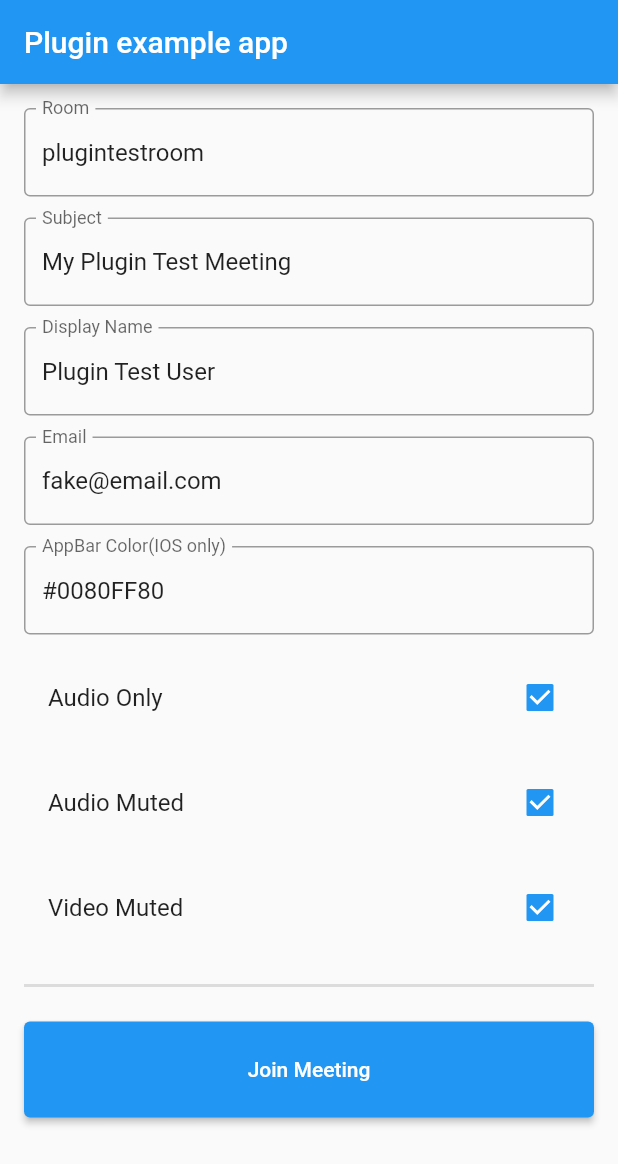
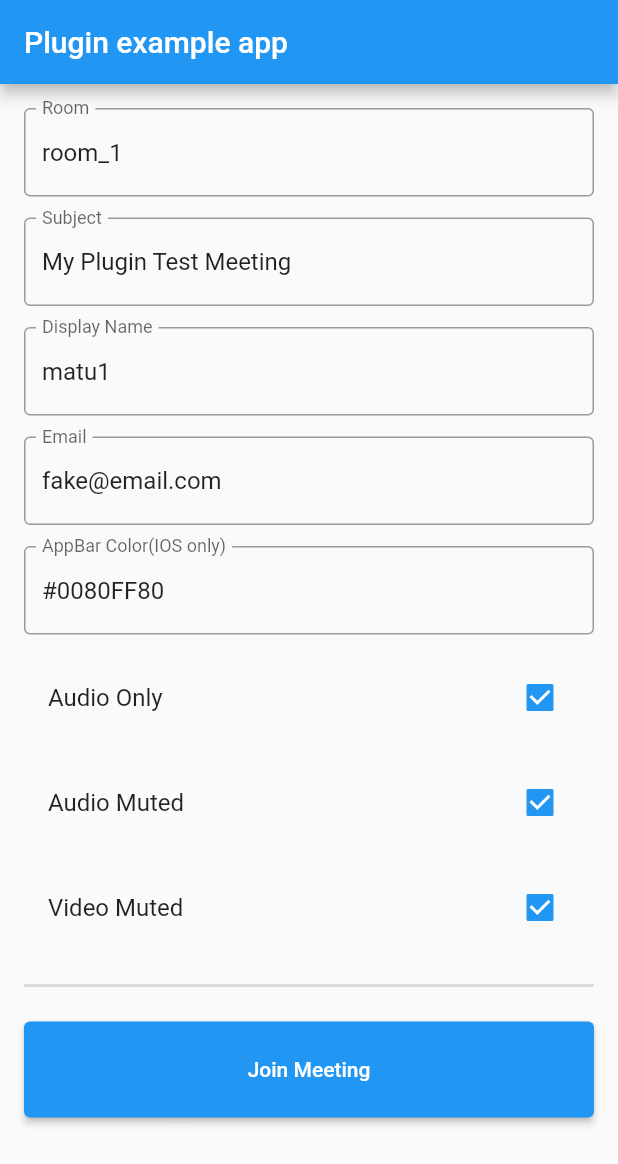
Before and after one commit to CoMatu/jitsi_test_app, a Flutter app: the screen it shows after launch, on a phone screen of 412 x 824 dp. Shown: the top 1164 px of the screen. Run offline on Flutter 3.47's test engine with Material 2 defaults, Android fonts, the light colour scheme and no system bars; missing offline and left inert: jitsi_meet.

Commit message:
в работе

```diff
--- a/lib/video_call_page.dart
+++ b/lib/video_call_page.dart
@@ -27,9 +27,9 @@ class Meeting extends StatefulWidget {
 
 class _MeetingState extends State<Meeting> {
   final serverText = TextEditingController();
-  final roomText = TextEditingController(text: "plugintestroom");
+  final roomText = TextEditingController(text: "room_1");
   final subjectText = TextEditingController(text: "My Plugin Test Meeting");
-  final nameText = TextEditingController(text: "Plugin Test User");
+  final nameText = TextEditingController(text: "matu1");
   final emailText = TextEditingController(text: "fake@email.com");
   final iosAppBarRGBAColor =
       TextEditingController(text: "#0080FF80"); //transparent blue
@@ -83,7 +83,7 @@ class _MeetingState extends State<Meeting> {
                                 width: width * 0.60 * 0.70,
                                 height: width * 0.60 * 0.70,
                                 child: JitsiMeetConferencing(
-                                  extraJS: [
+                                  extraJS: const [
                                     // extraJs setup example
                                     '<script>function echo(){console.log("echo!!!")};</script>',
                                     '<script src="https://code.jquery.com/jquery-3.5.1.slim.js" integrity="sha256-DrT5NfxfbHvMHux31Lkhxg42LY6of8TaYyK50jnxRnM=" crossorigin="anonymous"></script>'
@@ -103,7 +103,7 @@ class _MeetingState extends State<Meeting> {
     return SingleChildScrollView(
       child: Column(
         children: <Widget>[
-          SizedBox(
+          const SizedBox(
             height: 16.0,
           ),
           /*  TextField(
@@ -118,76 +118,76 @@ class _MeetingState extends State<Meeting> {
           ), */
           TextField(
             controller: roomText,
-            decoration: InputDecoration(
-              border: OutlineInputBorder(),
+            decoration: const InputDecoration(
+              border: const OutlineInputBorder(),
               labelText: "Room",
             ),
           ),
-          SizedBox(
+          const SizedBox(
             height: 14.0,
           ),
           TextField(
             controller: subjectText,
-            decoration: InputDecoration(
+            decoration: const InputDecoration(
               border: OutlineInputBorder(),
               labelText: "Subject",
             ),
           ),
-          SizedBox(
+          const SizedBox(
             height: 14.0,
           ),
           TextField(
             controller: nameText,
-            decoration: InputDecoration(
+            decoration: const InputDecoration(
               border: OutlineInputBorder(),
               labelText: "Display Name",
             ),
           ),
-          SizedBox(
+          const SizedBox(
             height: 14.0,
           ),
           TextField(
             controller: emailText,
-            decoration: InputDecoration(
+            decoration: const InputDecoration(
               border: OutlineInputBorder(),
               labelText: "Email",
             ),
           ),
-          SizedBox(
+          const SizedBox(
             height: 14.0,
           ),
           TextField(
             controller: iosAppBarRGBAColor,
-            decoration: InputDecoration(
-                border: OutlineInputBorder(),
+            decoration: const InputDecoration(
+                border: const OutlineInputBorder(),
                 labelText: "AppBar Color(IOS only)",
                 hintText: "Hint: This HAS to be in HEX RGBA format"),
           ),
-          SizedBox(
+          const SizedBox(
             height: 14.0,
           ),
           CheckboxListTile(
-            title: Text("Audio Only"),
+            title: const Text("Audio Only"),
             value: isAudioOnly,
             onChanged: _onAudioOnlyChanged,
           ),
-          SizedBox(
+          const SizedBox(
             height: 14.0,
           ),
           CheckboxListTile(
-            title: Text("Audio Muted"),
+            title: const Text("Audio Muted"),
             value: isAudioMuted,
             onChanged: _onAudioMutedChanged,
           ),
-          SizedBox(
+          const SizedBox(
             height: 14.0,
           ),
           CheckboxListTile(
-            title: Text("Video Muted"),
+            title: const Text("Video Muted"),
             value: isVideoMuted,
             onChanged: _onVideoMutedChanged,
           ),
-          Divider(
+          const Divider(
             height: 48.0,
             thickness: 2.0,
           ),
@@ -198,7 +198,8 @@ class _MeetingState extends State<Meeting> {
               onPressed: () {
                 _joinMeeting();
               },
-              child: Text(
+              // ignore: sort_child_properties_last
+              child:  const Text(
                 "Join Meeting",
                 style: TextStyle(color: Colors.white),
               ),
@@ -207,7 +208,7 @@ class _MeetingState extends State<Meeting> {
                       MaterialStateColor.resolveWith((states) => Colors.blue)),
             ),
           ),
-          SizedBox(
+          const SizedBox(
             height: 48.0,
           ),
         ],
```
Also changed, not shown: 1 other file.
